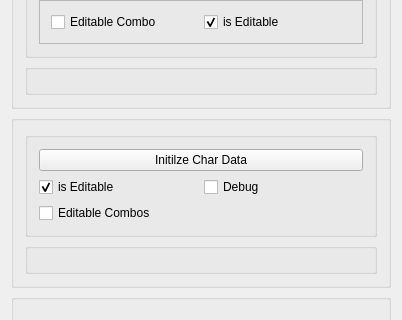
Above: ff7tkWidgetGallery/mainwindow.ui from sithlord48/ff7tk before the change; both pictures show x 0 to 402 and y 239 to 559 of the 402 by 1356 pixel window. Below: the same form after it.
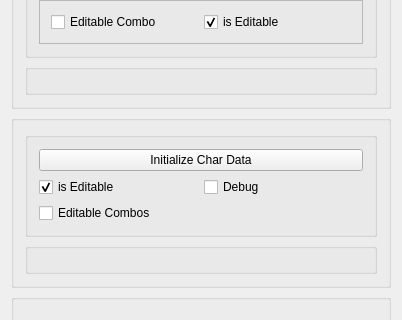
That is the form after the change.

Diff of the .ui file:
```diff
--- a/ff7tkWidgetGallery/mainwindow.ui
+++ b/ff7tkWidgetGallery/mainwindow.ui
@@ -208,7 +208,7 @@
           <item>
            <widget class="QPushButton" name="pushButton">
             <property name="text">
-             <string>Initilze Char Data</string>
+             <string>Initialize Char Data</string>
             </property>
            </widget>
           </item>
```
